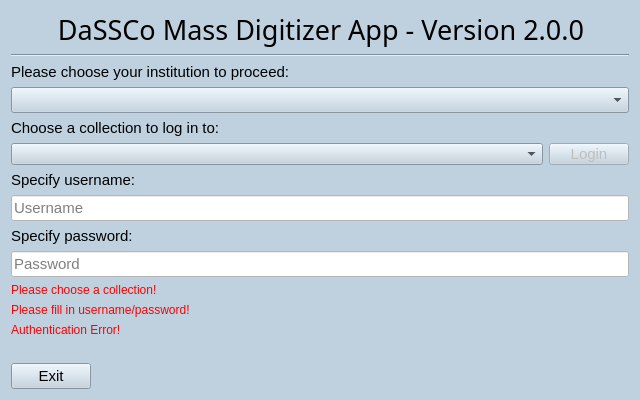
Old version of the form MassDigitizer/ui/homescreen.ui in the repository NHMDenmark/Mass-Digitizer.
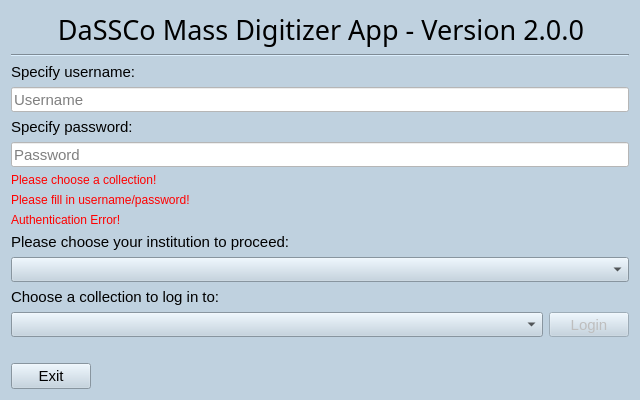
New version of the form.

Commit message: Swapped login controls around

What changed in the file:
```diff
--- a/MassDigitizer/ui/homescreen.ui
+++ b/MassDigitizer/ui/homescreen.ui
@@ -73,112 +73,8 @@
      </property>
     </widget>
    </item>
-   <item>
-    <layout class="QVBoxLayout" name="verticalLayout_2">
-     <item>
-      <widget class="QLabel" name="lblSelectInstitution">
-       <property name="sizePolicy">
-        <sizepolicy hsizetype="Fixed" vsizetype="Preferred">
-         <horstretch>0</horstretch>
-         <verstretch>0</verstretch>
-        </sizepolicy>
-       </property>
-       <property name="minimumSize">
-        <size>
-         <width>400</width>
-         <height>0</height>
-        </size>
-       </property>
-       <property name="font">
-        <font>
-         <family>Arial</family>
-         <pointsize>11</pointsize>
-        </font>
-       </property>
-       <property name="text">
-        <string>Please choose your institution to proceed:</string>
-       </property>
-       <property name="alignment">
-        <set>Qt::AlignmentFlag::AlignBottom|Qt::AlignmentFlag::AlignLeading|Qt::AlignmentFlag::AlignLeft</set>
-       </property>
-      </widget>
-     </item>
-     <item>
-      <widget class="QComboBox" name="lstSelectInstitution">
-       <property name="font">
-        <font>
-         <family>Arial</family>
-         <pointsize>11</pointsize>
-        </font>
-       </property>
-       <property name="editable">
-        <bool>false</bool>
-       </property>
-      </widget>
-     </item>
-    </layout>
-   </item>
    <item>
     <layout class="QVBoxLayout" name="verticalLayout_4">
-     <item>
-      <layout class="QVBoxLayout" name="verticalLayout_8">
-       <item>
-        <widget class="QLabel" name="lblSelectCollection">
-         <property name="font">
-          <font>
-           <family>Arial</family>
-           <pointsize>11</pointsize>
-          </font>
-         </property>
-         <property name="text">
-          <string>Choose a collection to log in to:</string>
-         </property>
-         <property name="alignment">
-          <set>Qt::AlignmentFlag::AlignBottom|Qt::AlignmentFlag::AlignLeading|Qt::AlignmentFlag::AlignLeft</set>
-         </property>
-        </widget>
-       </item>
-       <item>
-        <layout class="QHBoxLayout" name="horizontalLayout_2">
-         <item>
-          <widget class="QComboBox" name="lstSelectCollection">
-           <property name="font">
-            <font>
-             <family>Arial</family>
-             <pointsize>11</pointsize>
-            </font>
-           </property>
-           <property name="editable">
-            <bool>false</bool>
-           </property>
-          </widget>
-         </item>
-         <item>
-          <widget class="QPushButton" name="btnLogin">
-           <property name="enabled">
-            <bool>false</bool>
-           </property>
-           <property name="sizePolicy">
-            <sizepolicy hsizetype="Fixed" vsizetype="Fixed">
-             <horstretch>0</horstretch>
-             <verstretch>0</verstretch>
-            </sizepolicy>
-           </property>
-           <property name="font">
-            <font>
-             <family>Arial</family>
-             <pointsize>11</pointsize>
-            </font>
-           </property>
-           <property name="text">
-            <string>Login</string>
-           </property>
-          </widget>
-         </item>
-        </layout>
-       </item>
-      </layout>
-     </item>
      <item>
       <widget class="QLabel" name="lblUsername">
        <property name="font">
@@ -285,6 +181,110 @@
      </property>
     </widget>
    </item>
+   <item>
+    <layout class="QVBoxLayout" name="verticalLayout_2">
+     <item>
+      <widget class="QLabel" name="lblSelectInstitution">
+       <property name="sizePolicy">
+        <sizepolicy hsizetype="Fixed" vsizetype="Preferred">
+         <horstretch>0</horstretch>
+         <verstretch>0</verstretch>
+        </sizepolicy>
+       </property>
+       <property name="minimumSize">
+        <size>
+         <width>400</width>
+         <height>0</height>
+        </size>
+       </property>
+       <property name="font">
+        <font>
+         <family>Arial</family>
+         <pointsize>11</pointsize>
+        </font>
+       </property>
+       <property name="text">
+        <string>Please choose your institution to proceed:</string>
+       </property>
+       <property name="alignment">
+        <set>Qt::AlignmentFlag::AlignBottom|Qt::AlignmentFlag::AlignLeading|Qt::AlignmentFlag::AlignLeft</set>
+       </property>
+      </widget>
+     </item>
+     <item>
+      <widget class="QComboBox" name="lstSelectInstitution">
+       <property name="font">
+        <font>
+         <family>Arial</family>
+         <pointsize>11</pointsize>
+        </font>
+       </property>
+       <property name="editable">
+        <bool>false</bool>
+       </property>
+      </widget>
+     </item>
+    </layout>
+   </item>
+   <item>
+    <layout class="QVBoxLayout" name="verticalLayout_8">
+     <item>
+      <widget class="QLabel" name="lblSelectCollection">
+       <property name="font">
+        <font>
+         <family>Arial</family>
+         <pointsize>11</pointsize>
+        </font>
+       </property>
+       <property name="text">
+        <string>Choose a collection to log in to:</string>
+       </property>
+       <property name="alignment">
+        <set>Qt::AlignmentFlag::AlignBottom|Qt::AlignmentFlag::AlignLeading|Qt::AlignmentFlag::AlignLeft</set>
+       </property>
+      </widget>
+     </item>
+     <item>
+      <layout class="QHBoxLayout" name="horizontalLayout_2">
+       <item>
+        <widget class="QComboBox" name="lstSelectCollection">
+         <property name="font">
+          <font>
+           <family>Arial</family>
+           <pointsize>11</pointsize>
+          </font>
+         </property>
+         <property name="editable">
+          <bool>false</bool>
+         </property>
+        </widget>
+       </item>
+       <item>
+        <widget class="QPushButton" name="btnLogin">
+         <property name="enabled">
+          <bool>false</bool>
+         </property>
+         <property name="sizePolicy">
+          <sizepolicy hsizetype="Fixed" vsizetype="Fixed">
+           <horstretch>0</horstretch>
+           <verstretch>0</verstretch>
+          </sizepolicy>
+         </property>
+         <property name="font">
+          <font>
+           <family>Arial</family>
+           <pointsize>11</pointsize>
+          </font>
+         </property>
+         <property name="text">
+          <string>Login</string>
+         </property>
+        </widget>
+       </item>
+      </layout>
+     </item>
+    </layout>
+   </item>
    <item>
     <spacer name="verticalSpacer">
      <property name="orientation">
```
